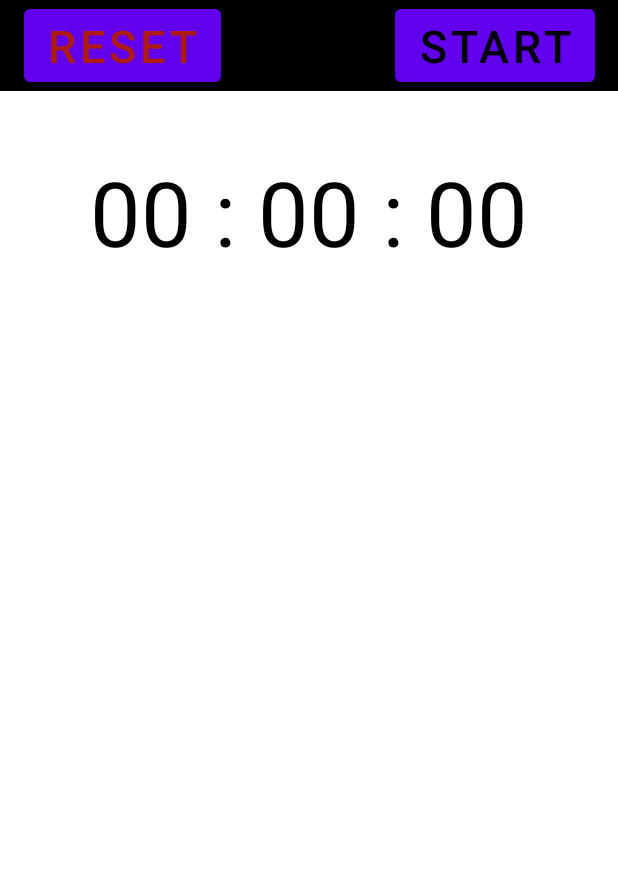
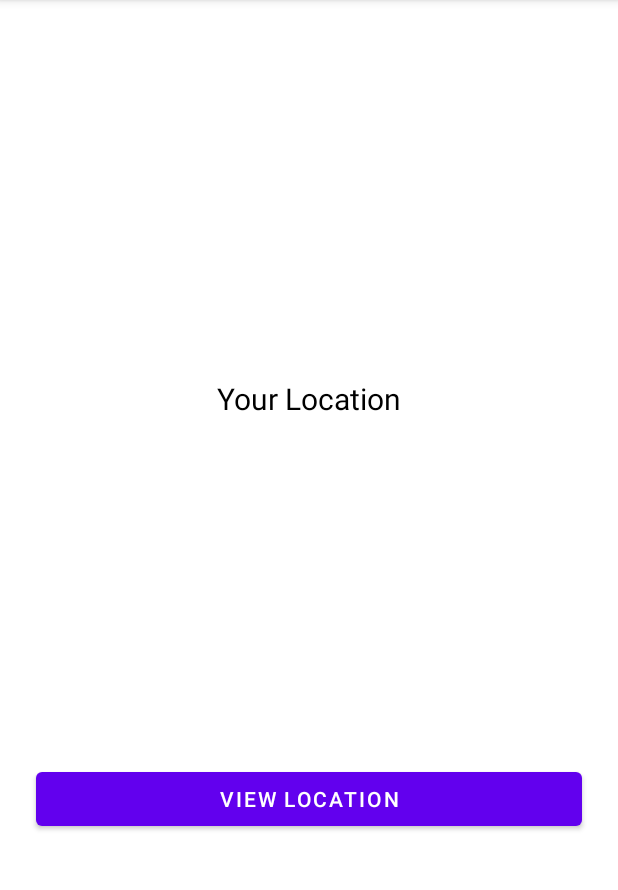
Before and after one commit to SanketGawande27/RegistrationApp, an Android app: the screen it shows after launch (TimerActivity before the commit, LocationActivity after it), after a tap on "Forget Password ?", on a phone screen of 412 x 824 dp, the part 84-974 px from its top. Run offline under Robolectric (Android 15) with nearby library versions, the phone set to English and light mode, and no system bars.

Commit message:
implement current location functionality

```diff
--- a/app/build.gradle
+++ b/app/build.gradle
@@ -32,9 +32,8 @@ dependencies {
 
     implementation 'androidx.appcompat:appcompat:1.6.1'
     implementation 'com.google.android.material:material:1.9.0'
-    implementation 'com.google.android.gms:play-services-location:17.0.0'
+    implementation 'com.google.android.gms:play-services-location:21.0.1'
     implementation 'androidx.constraintlayout:constraintlayout:2.1.4'
-    implementation 'com.google.android.gms:play-services-location:19.0.1'
     testImplementation 'junit:junit:4.13.2'
     androidTestImplementation 'androidx.test.ext:junit:1.1.5'
     androidTestImplementation 'androidx.test.espresso:espresso-core:3.5.1'
--- a/app/src/main/AndroidManifest.xml
+++ b/app/src/main/AndroidManifest.xml
@@ -2,6 +2,7 @@
 <manifest xmlns:android="http://schemas.android.com/apk/res/android"
     xmlns:tools="http://schemas.android.com/tools">
 
+    <uses-permission android:name="android.permission.INTERNET" />
     <uses-permission android:name="android.permission.ACCESS_COARSE_LOCATION" />
     <uses-permission android:name="android.permission.ACCESS_FINE_LOCATION" />
     <uses-permission android:name="android.permission.ACCESS_BACKGROUND_LOCATION" />
@@ -16,6 +17,9 @@
         android:supportsRtl="true"
         android:theme="@style/Theme.RegistrationApp"
         tools:targetApi="31">
+        <activity
+            android:name=".LocationActivity"
+            android:exported="false" />
         <activity
             android:name=".TimerActivity"
             android:exported="false" />
--- /dev/null
+++ b/app/src/main/java/com/example/registrationapp/LocationActivity.java
@@ -0,0 +1,145 @@
+package com.example.registrationapp;
+
+import static androidx.constraintlayout.motion.widget.Debug.getLocation;
+
+import androidx.annotation.NonNull;
+import androidx.appcompat.app.AppCompatActivity;
+import androidx.core.app.ActivityCompat;
+import androidx.core.content.ContextCompat;
+
+import android.Manifest;
+import android.annotation.SuppressLint;
+import android.content.Context;
+import android.content.IntentSender;
+import android.content.pm.PackageManager;
+
+import android.location.LocationManager;
+import android.os.Build;
+import android.os.Bundle;
+import android.os.Looper;
+import android.view.View;
+import android.widget.Button;
+import android.widget.TextView;
+import android.widget.Toast;
+
+import com.google.android.gms.common.api.ApiException;
+import com.google.android.gms.common.api.ResolvableApiException;
+import com.google.android.gms.location.LocationCallback;
+import com.google.android.gms.location.LocationRequest;
+import com.google.android.gms.location.LocationResult;
+import com.google.android.gms.location.LocationServices;
+import com.google.android.gms.location.LocationSettingsRequest;
+import com.google.android.gms.location.LocationSettingsResponse;
+import com.google.android.gms.location.LocationSettingsStatusCodes;
+import com.google.android.gms.tasks.OnCompleteListener;
+import com.google.android.gms.tasks.Task;
+
+public class LocationActivity extends AppCompatActivity{
+
+    //lateinit var binding : ActivityMainBinding
+    private TextView viewlocation;
+    private Button btnLocation;
+    //LocationManager locationManager;
+    private LocationRequest locationRequest;
+
+    @Override
+    protected void onCreate(Bundle savedInstanceState) {
+        super.onCreate(savedInstanceState);
+        setContentView(R.layout.activity_location);
+        btnLocation = (Button) findViewById(R.id.btn_location);
+        viewlocation = (TextView) findViewById(R.id.viewlocation);
+        locationRequest = LocationRequest.create();
+        locationRequest.setPriority(LocationRequest.PRIORITY_HIGH_ACCURACY);
+        locationRequest.setInterval(5000);
+        locationRequest.setFastestInterval(2000);
+
+        btnLocation.setOnClickListener(new View.OnClickListener() {
+            @Override
+            public void onClick(View view) {
+                // getlocation();
+                if (Build.VERSION.SDK_INT >= Build.VERSION_CODES.M) {
+                    if (ActivityCompat.checkSelfPermission(LocationActivity.this, Manifest.permission.ACCESS_FINE_LOCATION) == PackageManager.PERMISSION_GRANTED) {
+                        if (isGPSEnabled()) {
+
+                            LocationServices.getFusedLocationProviderClient(LocationActivity.this).requestLocationUpdates(locationRequest, new LocationCallback() {
+                                @Override
+                                public void onLocationResult(@NonNull LocationResult locationResult) {
+                                    super.onLocationResult(locationResult);
+                                    LocationServices.getFusedLocationProviderClient(LocationActivity.this).removeLocationUpdates(this);
+
+                                    if(locationResult != null && locationResult.getLocations().size() >0){
+                                        int index = locationResult.getLocations().size() -1;
+                                        double latitude = locationResult.getLocations().get(index).getLatitude();
+                                        double longitude = locationResult.getLocations().get(index).getLongitude();
+                                        viewlocation.setText("Latitude : " + latitude+ "\n" + "Longitude : "+ longitude);
+
+                                    }
+                                }
+                            }, Looper.getMainLooper());
+
+
+                        } else {
+                            turnOnGPS();
+                        }
+                    } else {
+                        requestPermissions(new String[]{Manifest.permission.ACCESS_FINE_LOCATION}, 100);
+                    }
+                }
+
+            }
+        });
+
+    }
+
+    private void turnOnGPS() {
+
+
+        LocationSettingsRequest.Builder builder = new LocationSettingsRequest.Builder()
+                .addLocationRequest(locationRequest);
+        builder.setAlwaysShow(true);
+
+        Task<LocationSettingsResponse> result = LocationServices.getSettingsClient(getApplicationContext())
+                .checkLocationSettings(builder.build());
+
+        result.addOnCompleteListener(new OnCompleteListener<LocationSettingsResponse>() {
+            @Override
+            public void onComplete(@NonNull Task<LocationSettingsResponse> task) {
+
+                try {
+                    LocationSettingsResponse response = task.getResult(ApiException.class);
+                    Toast.makeText(LocationActivity.this, "GPS is already tured on", Toast.LENGTH_SHORT).show();
+
+                } catch (ApiException e) {
+
+                    switch (e.getStatusCode()) {
+                        case LocationSettingsStatusCodes.RESOLUTION_REQUIRED:
+
+                            try {
+                                ResolvableApiException resolvableApiException = (ResolvableApiException) e;
+                                resolvableApiException.startResolutionForResult(LocationActivity.this, 2);
+                            } catch (IntentSender.SendIntentException ex) {
+                                ex.printStackTrace();
+                            }
+                            break;
+
+                        case LocationSettingsStatusCodes.SETTINGS_CHANGE_UNAVAILABLE:
+                            //Device does not have location
+                            break;
+                    }
+                }
+            }
+        });
+    }
+
+    private boolean isGPSEnabled() {
+
+        LocationManager locationManager1 = null;
+        boolean isEnabled = false;
+        if (locationManager1 == null) {
+            locationManager1 = (LocationManager) getSystemService(Context.LOCATION_SERVICE);
+
+        }
+        isEnabled = locationManager1.isProviderEnabled(LocationManager.GPS_PROVIDER);
+        return isEnabled;
+    }
+}
--- a/app/src/main/java/com/example/registrationapp/Login.java
+++ b/app/src/main/java/com/example/registrationapp/Login.java
@@ -38,7 +38,7 @@ public class Login extends AppCompatActivity {
         forgetpass.setOnClickListener(new View.OnClickListener() {
             @Override
             public void onClick(View view) {
-                startActivity(new Intent(Login.this, TimerActivity.class));
+                startActivity(new Intent(Login.this, LocationActivity.class));
             }
         });
 
--- a/app/src/main/res/layout/activity_home_page.xml
+++ b/app/src/main/res/layout/activity_home_page.xml
@@ -56,7 +56,7 @@
         android:layout_height="wrap_content"
         android:textAlignment="center"
         android:textColor="@color/white"
-        android:textSize="24sp"
+        android:textSize="16sp"
         app:layout_constraintBottom_toTopOf="@+id/btnAttendanceMarked"
         app:layout_constraintEnd_toEndOf="parent"
         app:layout_constraintStart_toStartOf="parent"
--- /dev/null
+++ b/app/src/main/res/layout/activity_location.xml
@@ -0,0 +1,36 @@
+<?xml version="1.0" encoding="utf-8"?>
+<androidx.constraintlayout.widget.ConstraintLayout xmlns:android="http://schemas.android.com/apk/res/android"
+    xmlns:app="http://schemas.android.com/apk/res-auto"
+    xmlns:tools="http://schemas.android.com/tools"
+    android:layout_width="match_parent"
+    android:layout_height="match_parent"
+    tools:context=".LocationActivity">
+
+    <Button
+        android:id="@+id/btn_location"
+        android:layout_width="0dp"
+        android:layout_height="wrap_content"
+        android:layout_marginStart="24dp"
+        android:layout_marginEnd="24dp"
+        android:text="View Location"
+        app:layout_constraintBottom_toBottomOf="parent"
+        app:layout_constraintEnd_toEndOf="parent"
+        app:layout_constraintHorizontal_bias="1.0"
+        app:layout_constraintStart_toStartOf="parent"
+        app:layout_constraintTop_toBottomOf="@+id/viewlocation"
+        app:layout_constraintVertical_bias="0.52" />
+
+    <TextView
+        android:id="@+id/viewlocation"
+        android:layout_width="0dp"
+        android:layout_height="wrap_content"
+        android:layout_marginTop="252dp"
+        android:text="Your Location"
+        android:textAlignment="center"
+        android:textColor="@color/black"
+        android:textSize="20sp"
+        app:layout_constraintEnd_toEndOf="parent"
+        app:layout_constraintHorizontal_bias="1.0"
+        app:layout_constraintStart_toStartOf="parent"
+        app:layout_constraintTop_toTopOf="parent" />
+</androidx.constraintlayout.widget.ConstraintLayout>
```
Also changed, not shown: app/src/main/java/com/example/registrationapp/HomePageActivity.java (+6 -5 lines).
